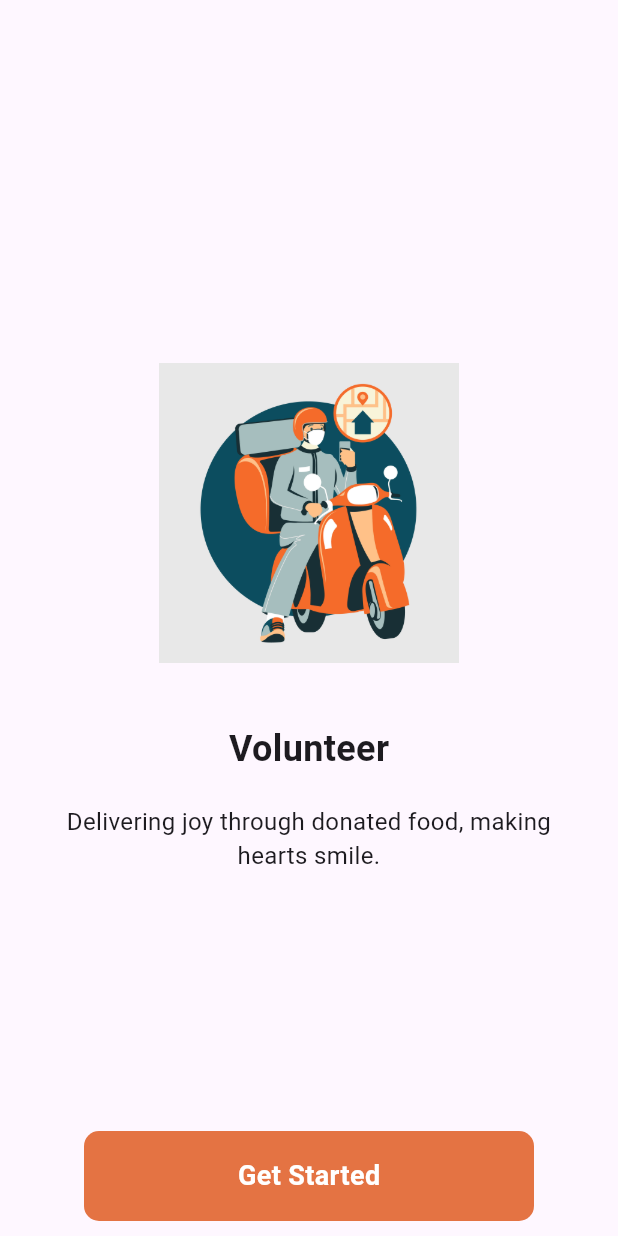
After one commit to ZeroDevCode/bhojansathi, a Flutter app: the OnboardingScreen screen opened directly, swiped to page 4, on a phone screen of 412 x 824 dp. The commit adds this screen. Run offline on Flutter 3.47's test engine with Material 3 defaults, Android fonts, the phone set to English and light mode, and no system bars; our stand-ins replace bloc, cloud_firestore, equatable, firebase_auth, firebase_core, firebase_storage and 4 more; accounts and stored records are empty.

Commit message:
OnBoarding Done

```diff
--- a/lib/features/login/screens/login_screen.dart
+++ b/lib/features/login/screens/login_screen.dart
@@ -109,7 +109,6 @@ class _RegistrationScreenState extends State<LoginScreen> {
               BlocListener<LogInBloc, LogInState>(
                 listener: (context, state) {
                   if (state.isOtpSent) {
-                    print("it should be printed=====");
                     context.go('/otpScreen');
                     if (kDebugMode) {
                       print(state.verificationId);
@@ -161,8 +160,7 @@ class _RegistrationScreenState extends State<LoginScreen> {
                       height: 45,
                       child: ElevatedButton(
                         style: ElevatedButton.styleFrom(
-                          backgroundColor:
-                              const Color.fromARGB(255, 255, 223, 70),
+                          backgroundColor:Colors.deepOrange,
                           shape: RoundedRectangleBorder(
                             borderRadius: BorderRadius.circular(10),
                           ),
@@ -171,7 +169,7 @@ class _RegistrationScreenState extends State<LoginScreen> {
                           _onLoginPressed();
                         },
                         child: const Text(
-                          "Send the code",
+                          "Verify",
                           style: TextStyle(color: Colors.white),
                         ),
                       ),
--- /dev/null
+++ b/lib/features/splash/screens/on_boarding.dart
@@ -0,0 +1,222 @@
+import 'package:bhojansathi/generated/assets.dart';
+import 'package:flutter/material.dart';
+import 'package:flutter_svg/svg.dart';
+import 'package:go_router/go_router.dart';
+
+void main() {
+  runApp(MyApp());
+}
+
+class MyApp extends StatelessWidget {
+  @override
+  Widget build(BuildContext context) {
+    return MaterialApp(
+      debugShowCheckedModeBanner: false,
+      home: OnboardingScreen(),
+    );
+  }
+}
+
+class OnboardingScreen extends StatefulWidget {
+  @override
+  _OnboardingScreenState createState() => _OnboardingScreenState();
+}
+
+class _OnboardingScreenState extends State<OnboardingScreen> {
+  PageController _pageController = PageController(initialPage: 0);
+  int currentPageIndex = 0;
+
+  @override
+  Widget build(BuildContext context) {
+    return Scaffold(
+      body: Stack(
+        children: [
+          PageView(
+            controller: _pageController,
+            onPageChanged: (index) {
+              setState(() {
+                currentPageIndex = index;
+              });
+            },
+            children: [
+              OnboardingPage(
+                imagePath: Assets.onboardingOne,
+                title: 'Donate Your Excess Food',
+                description:
+                    'Please consider donating your excess food to help those in need and reduce food waste.',
+                onNext: () {
+                  _pageController.nextPage(
+                    duration: const Duration(milliseconds: 500),
+                    curve: Curves.ease,
+                  );
+                },
+              ),
+              OnboardingPage(
+                imagePath: Assets.onboardingTwo,
+                title: 'Reduce Food Waste',
+                description:
+                    'Cut down on food waste, donate excess, and make a greener impact.',
+                onNext: () {
+                  _pageController.nextPage(
+                    duration: const Duration(milliseconds: 500),
+                    curve: Curves.ease,
+                  );
+                },
+              ),
+              OnboardingPage(
+                imagePath: Assets.onboardingThree,
+                title: 'Feed Together, Thrive Forever',
+                description:
+                    'Join hands with us to make a difference – help us help others .',
+                onNext: () {
+                  _pageController.nextPage(
+                    duration: const Duration(milliseconds: 500),
+                    curve: Curves.ease,
+                  );
+                },
+              ),
+              OnboardingPage(
+                imagePath: Assets.onboardingThree,
+                title: 'Volunteer',
+                description:
+                    'Delivering joy through donated food, making hearts smile.',
+                onNext: () {
+                  context.go('/home_Screen');
+                },
+                isLastPage: true,
+              ),
+            ],
+          ),
+          Positioned(
+              bottom: 10.00,
+              left: 0,
+              right: 0,
+              child: Container(
+                alignment: Alignment.center,
+                child: SizedBox(
+                  child: currentPageIndex != 3
+                      ? SizedBox(
+                          width: 100, height: 100, child: buildIndicators())
+                      : SizedBox(
+                          width: 300,
+                          height: 60,
+                          child: buildGetStartedButton(context)),
+                ),
+              )),
+        ],
+      ),
+    );
+  }
+
+  Widget buildIndicators() {
+    return Visibility(
+      visible: currentPageIndex != 3,
+      child: ListView.builder(
+        itemCount: 4,
+        scrollDirection: Axis.horizontal,
+        itemBuilder: (context, index) {
+          return Padding(
+            padding: const EdgeInsets.symmetric(horizontal: 8.0),
+            child: Container(
+              width: 10,
+              height: 10,
+              decoration: BoxDecoration(
+                shape: BoxShape.circle,
+                color:
+                    index == currentPageIndex ? Colors.deepOrange : Colors.grey,
+              ),
+            ),
+          );
+        },
+      ),
+    );
+  }
+
+  Widget buildGetStartedButton(BuildContext context) {
+    return Visibility(
+      visible: currentPageIndex == 3,
+      child: Container(
+        alignment: Alignment.center,
+        width: 304,
+        height: 50,
+        decoration: ShapeDecoration(
+          color: const Color(0xFFE47343),
+          shape: RoundedRectangleBorder(
+            borderRadius: BorderRadius.circular(10),
+          ),
+        ),
+        child: const Text(
+          "Get Started",
+          style: TextStyle(
+            color: Colors.white,
+            fontSize: 18,
+            fontWeight: FontWeight.bold
+          ),
+        ),
+      ),
+    );
+  }
+
+  @override
+  void dispose() {
+    _pageController.dispose();
+    super.dispose();
+  }
+}
+
+class OnboardingPage extends StatelessWidget {
+  final String imagePath;
+  final String title;
+  final String description;
+  final VoidCallback onNext;
+  final bool isLastPage;
+
+  const OnboardingPage({
+    required this.imagePath,
+    required this.title,
+    required this.description,
+    required this.onNext,
+    this.isLastPage = false,
+  }) : super();
+
+  @override
+  Widget build(BuildContext context) {
+    return Stack(
+      alignment: Alignment.center,
+      children: [
+        Column(
+          crossAxisAlignment: CrossAxisAlignment.center,
+          mainAxisAlignment: MainAxisAlignment.center,
+          children: [
+            Image.asset(
+              imagePath,
+              height: 200,
+            ),
+            const SizedBox(height: 20),
+            Padding(
+              padding: const EdgeInsets.all(20.0),
+              child: Text(
+                title,
+                style: const TextStyle(
+                  fontSize: 24,
+                  fontWeight: FontWeight.bold,
+                ),
+              ),
+            ),
+            Padding(
+              padding: const EdgeInsets.symmetric(horizontal: 20),
+              child: Text(
+                description,
+                textAlign: TextAlign.center,
+                style: const TextStyle(
+                  fontSize: 16,
+                ),
+              ),
+            ),
+          ],
+        ),
+        const SizedBox(height: 20),
+      ],
+    );
+  }
+}
--- a/lib/main.dart
+++ b/lib/main.dart
@@ -38,6 +38,9 @@ class MyApp extends StatelessWidget {
         ),
       ],
       child: MaterialApp.router(
+        theme: ThemeData(
+          useMaterial3: true
+        ),
         routerConfig: router,
       ),
     );
```
Also changed, not shown: pubspec.yaml (+7 -1 lines), assets/onboarding/four.png (added), assets/onboarding/one.png (added), assets/onboarding/three.jpg (added), assets/onboarding/two.png (added), lib/features/splash/screens/splash_screen.dart (added), lib/generated/assets.dart (added), pubspec.lock.
